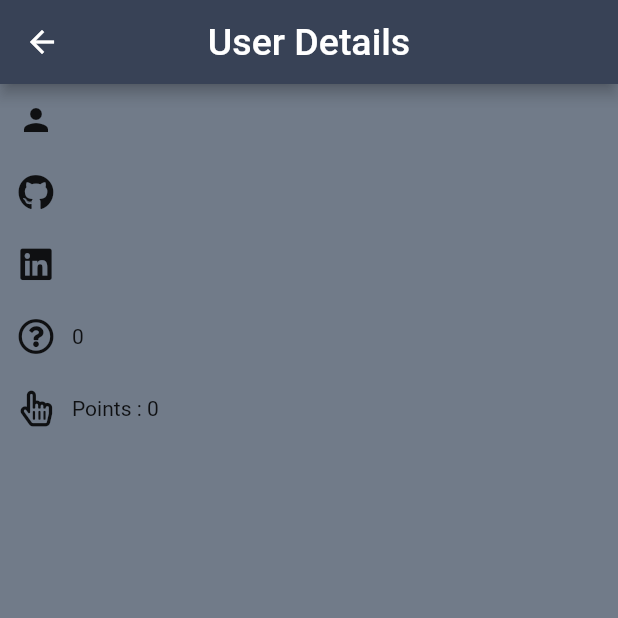
After one commit to udith-shalinda/My_stackoverflow, a Flutter app: the profilePage screen opened directly, after a tap on the "person" icon, on a phone screen of 412 x 824 dp, the top half of it. The commit adds this screen. Run offline on Flutter 3.47's test engine with Material 2 defaults, Android fonts, the phone set to English and light mode, and no system bars; our stand-ins replace firebase_auth, firebase_database, firebase_storage, font_awesome_flutter, image_picker, shared_preferences; accounts and stored records are empty.

Commit message:
profile page added

```diff
--- a/lib/ui/home.dart
+++ b/lib/ui/home.dart
@@ -282,7 +282,7 @@ class _HomeState extends State<Home> {
               style: TextStyle(color: Colors.black),
             ),
           ],
-        )
+        ),
       ),
       alignment: FractionalOffset.topLeft,
     );
--- /dev/null
+++ b/lib/ui/profilePage.dart
@@ -0,0 +1,168 @@
+import 'dart:io';
+
+import 'package:firebase_database/firebase_database.dart';
+import 'package:firebase_storage/firebase_storage.dart';
+import 'package:flutter/material.dart';
+import 'package:font_awesome_flutter/font_awesome_flutter.dart';
+import 'package:image_picker/image_picker.dart';
+import 'package:my_stackoverflow/modle/user.dart';
+import 'package:shared_preferences/shared_preferences.dart';
+
+import 'home.dart';
+
+class profilePage extends StatefulWidget {
+
+  final String questionUserKey;
+  profilePage({Key  key, this.questionUserKey}):super(key:key);
+
+  @override
+  profilePageState createState() => profilePageState();
+}
+
+class profilePageState extends State<profilePage> {
+
+  final FirebaseDatabase database = FirebaseDatabase.instance;
+  DatabaseReference databaseReference;
+
+  String key;
+  String useremail;
+
+
+  User user = new User("","","","",0,"");
+  int noOfUserQuestions = 0;
+
+
+
+  @override
+  void initState() {
+    super.initState();
+    getSharedPreference();
+    databaseReference = database.reference().child("userDetails");
+    databaseReference.onChildAdded.listen(_getUserDetails);
+  }
+
+  @override
+  Widget build(BuildContext context) {
+    return Scaffold(
+      backgroundColor: Color.fromRGBO(52,66,86,.7),
+      appBar: AppBar(
+        backgroundColor: Color.fromRGBO(56,66,86,1),
+        centerTitle: true,
+        title: new Text(
+          "User Details",
+          style: TextStyle(
+            fontSize: 25,
+          ),
+        ),
+      ),
+      body: Container(
+          child: new ListView(
+            children: <Widget>[
+              Row(
+                children: <Widget>[
+                  IconButton(
+                    icon: Icon(Icons.person),
+                    onPressed: (){},
+                  ),
+                  Text(
+                    user.name,
+                  ),
+                ],
+              ),
+              Row(
+                children: <Widget>[
+                  IconButton(
+                    icon: Icon(FontAwesomeIcons.github),
+                    onPressed: (){},
+                  ),
+                  Text(
+                    user.github,
+                  ),
+                ],
+              ),
+              Row(
+                children: <Widget>[
+                  IconButton(
+                    icon: Icon(FontAwesomeIcons.linkedin),
+                    onPressed: (){},
+                  ),
+                  Text(
+                    user.linkedin,
+                  ),
+                ],
+              ),
+              Row(
+                children: <Widget>[
+                  IconButton(
+                    icon: Icon(FontAwesomeIcons.questionCircle),
+                    onPressed: (){},
+                  ),
+                  Text(
+                    noOfUserQuestions.toString(),
+                  ),
+                ],
+              ),
+              Row(
+                children: <Widget>[
+                  IconButton(
+                    icon: Icon(FontAwesomeIcons.handPointer),
+                    onPressed: (){},
+                  ),
+                  Text(
+                    "Points : "+user.points.toString(),
+                  ),
+                ],
+              ),
+            ],
+          )
+      ),
+    );
+  }
+
+  void getSharedPreference() async {
+    final prefs = await SharedPreferences.getInstance(); //save username
+    if (prefs.getString('userEmail') == null) {
+      Navigator.pushAndRemoveUntil(
+        context,
+        MaterialPageRoute(builder: (context) => Home()),
+            (Route<dynamic> route) => false,
+      );
+    } else {
+      useremail = prefs.getString('userEmail');
+      //userKey = prefs.getString("userKey");
+    }
+  }
+
+  _getUserDetails(Event event) {
+    if (event.snapshot.key == widget.questionUserKey) {
+      setState(() {
+        user = User.fromSnapshot(event.snapshot);
+        if(event.snapshot.value['myQuestionList'] != null){
+          setState(() {
+            noOfUserQuestions =  event.snapshot.value['myQuestionList'].length;
+          });
+        }
+      });
+    }
+  }
+
+  Widget profileImage() {
+    if (user.profileLink != null) {
+      return Container(
+        width: 135.0,
+        height: 190.0,
+        decoration: new BoxDecoration(
+          shape: BoxShape.circle,
+          image: new DecorationImage(
+            fit: BoxFit.fill,
+            image: new NetworkImage(
+                user.profileLink
+            ),
+          ),
+        ),
+      );
+    } else {
+      return Icon(Icons.person);
+    }
+  }
+}
```
